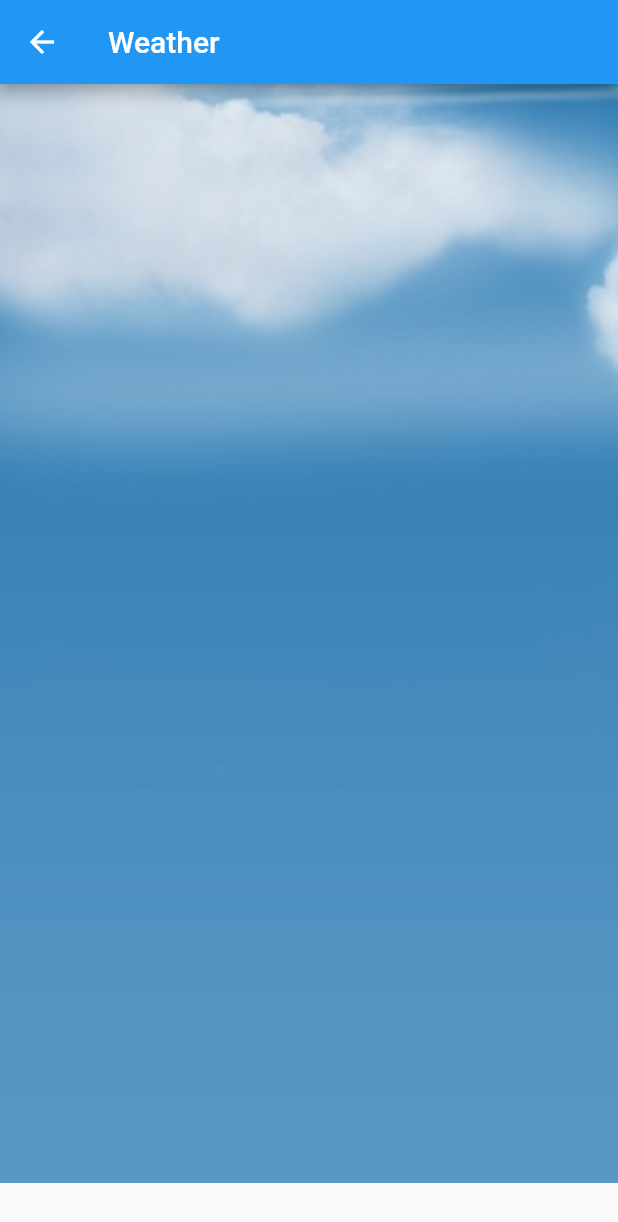
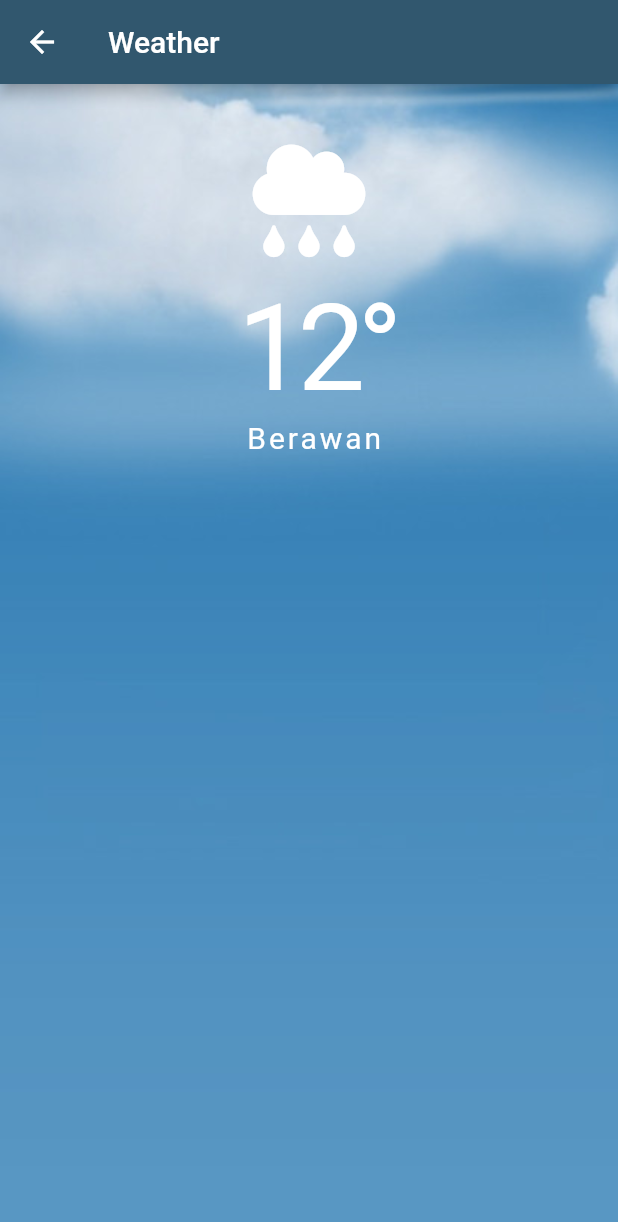
Before and after one commit to Pixel-Frisk/Project_Pemro_Mobile, a Flutter app: the Weather screen opened directly, on a phone screen of 412 x 824 dp. Shown: the top 1222 px of the screen. Run offline on Flutter 3.47's test engine with Material 2 defaults, Android fonts, the phone set to English and light mode, and no system bars; our stand-ins replace font_awesome_flutter; missing offline and left inert: flood_detector.

Commit message:
menambah Weather

```diff
--- a/lib/weather.dart
+++ b/lib/weather.dart
@@ -1,4 +1,5 @@
 import 'package:flutter/material.dart';
+import 'package:font_awesome_flutter/font_awesome_flutter.dart';
 
 class Weather extends StatefulWidget {
   @override
@@ -11,10 +12,54 @@ class _WeatherState extends State<Weather> {
     return Scaffold(
       appBar: AppBar(
         title: Text("Weather"),
+        backgroundColor: Color.fromRGBO(49, 87, 110, 1.0),
       ),
-      body: new Container(
-        padding: EdgeInsets.all(0),
-        child: new Image.asset('assets/img/weather.jpg', width: 700, fit: BoxFit.fill,),
+      body: Container(
+        constraints: BoxConstraints.expand(),
+        decoration: BoxDecoration(
+          image: DecorationImage(
+            image: AssetImage('assets/img/weather.jpg'),
+            fit: BoxFit.fill,
+          ),
+        ),
+        child: Column(
+          crossAxisAlignment: CrossAxisAlignment.stretch,
+          children: [
+            SizedBox(
+              height: 40,
+            ),
+            Container(
+              child: Icon(
+                FontAwesomeIcons.cloudRain,
+                size: 75.0,
+                color: Colors.white,
+              ),
+            ),
+            SizedBox(
+              height: 15.0,
+            ),
+            Center(
+              child: Text(
+                ' 12°',
+                style: TextStyle(
+                  color: Colors.white,
+                  fontSize: 80.0,
+                  letterSpacing: -5,
+                ),
+              ),
+            ),
+            Center(
+              child: Text(
+                ' Berawan',
+                style: TextStyle(
+                  color: Colors.white,
+                  fontSize: 20.0,
+                  letterSpacing: 2,
+                ),
+              ),
+            ),
+          ],
+        ),
       ),
     );
   }
--- a/pubspec.yaml
+++ b/pubspec.yaml
@@ -1,4 +1,4 @@
-name: flood_detector
+name: tugas_flutter
 description: A new Flutter application.
 
 # The following line prevents the package from being accidentally published to
@@ -21,6 +21,7 @@ environment:
   sdk: ">=2.7.0 <3.0.0"
 
 dependencies:
+  font_awesome_flutter: ^8.4.0
   flutter:
     sdk: flutter
 
```
